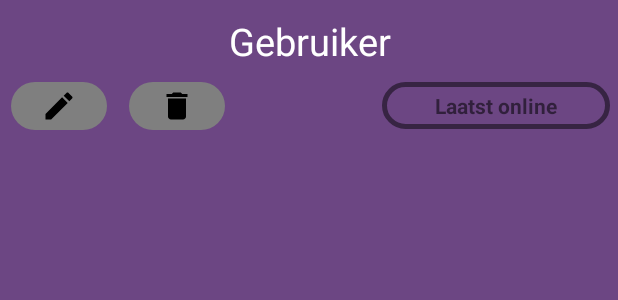
After one commit to brentvermolen/Films, an Android app: the layout lst_gebruiker_item.xml on its own in the app's theme, with its tools: preview values and no code run, on a phone screen of 412 x 824 dp. The commit adds this screen. Shown: the top 300 px of the screen. Run offline under Robolectric (Android 15) with nearby library versions, the phone set to English and light mode, and no system bars.

Commit message:
Gebruikers inladen

```diff
--- a/app/src/main/java/com/example/brent/films/Class/DAC.java
+++ b/app/src/main/java/com/example/brent/films/Class/DAC.java
@@ -12,4 +12,5 @@ public class DAC {
     public static List<Tag> Tags;
     public static List<FilmTags> FilmTags;
     public static List<Aanvraag> Aanvragen;
+    public static List<Gebruiker> Gebruikers;
 }
--- a/app/src/main/java/com/example/brent/films/HomeActivity.java
+++ b/app/src/main/java/com/example/brent/films/HomeActivity.java
@@ -28,11 +28,9 @@ import com.example.brent.films.DB.FilmsDb;
 import com.example.brent.films.DB.GenresDAO;
 import com.example.brent.films.Class.MoviesGridView;
 import com.example.brent.films.Class.Methodes;
-import com.example.brent.films.Model.Collectie;
 import com.example.brent.films.Model.Film;
 import com.example.brent.films.Model.Tag;
 
-import java.io.IOException;
 import java.util.ArrayList;
 import java.util.Comparator;
 import java.util.List;
@@ -297,7 +295,7 @@ public class HomeActivity extends AppCompatActivity {
 
                 dialogSorterenOp.show();
                 break;
-            case R.id.action_film_beheer:
+            case R.id.action_beheer:
                 Intent intent2 = new Intent(HomeActivity.this, BeheerActivity.class);
                 startActivity(intent2);
             default:
--- a/app/src/main/java/com/example/brent/films/ZoekenActivity.java
+++ b/app/src/main/java/com/example/brent/films/ZoekenActivity.java
@@ -26,6 +26,7 @@ import com.example.brent.films.Model.Acteur;
 import com.example.brent.films.Model.Film;
 
 import java.io.IOException;
+import java.util.ArrayList;
 import java.util.Comparator;
 import java.util.List;
 import java.util.Random;
@@ -58,6 +59,9 @@ public class ZoekenActivity extends AppCompatActivity {
         mToolbar.setBackgroundColor(Color.argb(100,255,255,255));
         getSupportActionBar().setDisplayHomeAsUpEnabled(true);
         getSupportActionBar().setDisplayShowHomeEnabled(true);
+
+        acteurs = new ArrayList<>();
+        films = new ArrayList<>();
 
         initViews();
         handleEvents();
--- /dev/null
+++ b/app/src/main/res/layout/lst_gebruiker_item.xml
@@ -0,0 +1,75 @@
+<?xml version="1.0" encoding="utf-8"?>
+<LinearLayout
+    xmlns:android="http://schemas.android.com/apk/res/android"
+    xmlns:tools="http://schemas.android.com/tools"
+    android:layout_width="match_parent"
+    android:layout_height="match_parent"
+    android:orientation="vertical"
+    android:background="@color/colorPrimary">
+
+    <TextView
+        android:id="@+id/lblGebruiker"
+        android:layout_width="match_parent"
+        android:layout_height="wrap_content"
+        android:textAlignment="center"
+        android:text="Gebruiker"
+        android:layout_margin="10dp"
+        android:textColor="@android:color/white"
+        android:textSize="25dp"/>
+
+    <LinearLayout
+        android:visibility="visible"
+        android:layout_width="match_parent"
+        android:layout_height="wrap_content"
+        android:orientation="horizontal"
+        android:gravity="left">
+
+        <ImageButton
+            android:id="@+id/btnEditArchieven"
+            android:layout_width="wrap_content"
+            android:layout_height="wrap_content"
+            android:textColor="@color/textcolor_btn_tag"
+            style="@style/btnTagFilmDetail"
+            android:textAllCaps="false"
+            android:src="@drawable/ic_edit"
+            android:scaleType="centerCrop"
+            android:minHeight="0dp"
+            android:paddingTop="4dp"
+            android:paddingBottom="4dp"
+            android:paddingLeft="20dp"
+            android:paddingRight="20dp"/>
+
+        <ImageButton
+            android:id="@+id/btnVerwijderGebruiker"
+            android:layout_width="wrap_content"
+            android:layout_height="wrap_content"
+            android:textColor="@color/textcolor_btn_tag"
+            style="@style/btnTagFilmDetail"
+            android:textAllCaps="false"
+            android:src="@drawable/ic_delete"
+            android:scaleType="centerCrop"
+            android:minHeight="0dp"
+            android:paddingTop="4dp"
+            android:paddingBottom="4dp"
+            android:paddingLeft="20dp"
+            android:paddingRight="20dp"/>
+
+        <LinearLayout
+            android:layout_width="match_parent"
+            android:layout_height="wrap_content"
+            android:orientation="horizontal"
+            android:gravity="right">
+
+            <TextView
+                android:id="@+id/lblLaatstOnline"
+                android:layout_width="wrap_content"
+                android:layout_height="match_parent"
+                style="@style/toggleButtonGenre"
+                android:layout_marginRight="5dp"
+                android:text="Laatst online"/>
+
+        </LinearLayout>
+
+    </LinearLayout>
+
+</LinearLayout>
--- a/app/src/main/res/menu/menu_home.xml
+++ b/app/src/main/res/menu/menu_home.xml
@@ -26,9 +26,9 @@
         app:showAsAction="ifRoom"></item>
 
     <item
-        android:id="@+id/action_film_beheer"
+        android:id="@+id/action_beheer"
         android:orderInCategory="200"
-        android:title="Film Beheer"
+        android:title="Beheer"
         android:icon="@drawable/ic_settings"
         app:showAsAction="never"></item>
 
```
Also changed, not shown: app/src/main/java/com/example/brent/films/BeheerActivity.java (+9 -0 lines), app/src/main/java/com/example/brent/films/Class/GebruikersAdapter.java (added, +123 -0 lines), app/src/main/java/com/example/brent/films/DB/DbRemoteMethods.java (+53 -0 lines), app/src/main/java/com/example/brent/films/DB/FilmsDb.java (+7 -1 lines), app/src/main/java/com/example/brent/films/DB/GebruikersDAO.java (added, +24 -0 lines), app/src/main/java/com/example/brent/films/Model/Gebruiker.java (added, +102 -0 lines), app/src/main/java/com/example/brent/films/SplashScreen.java (+21 -1 lines), app/src/main/res/layout/activity_beheer.xml (+6 -1 lines), 1 other file.
